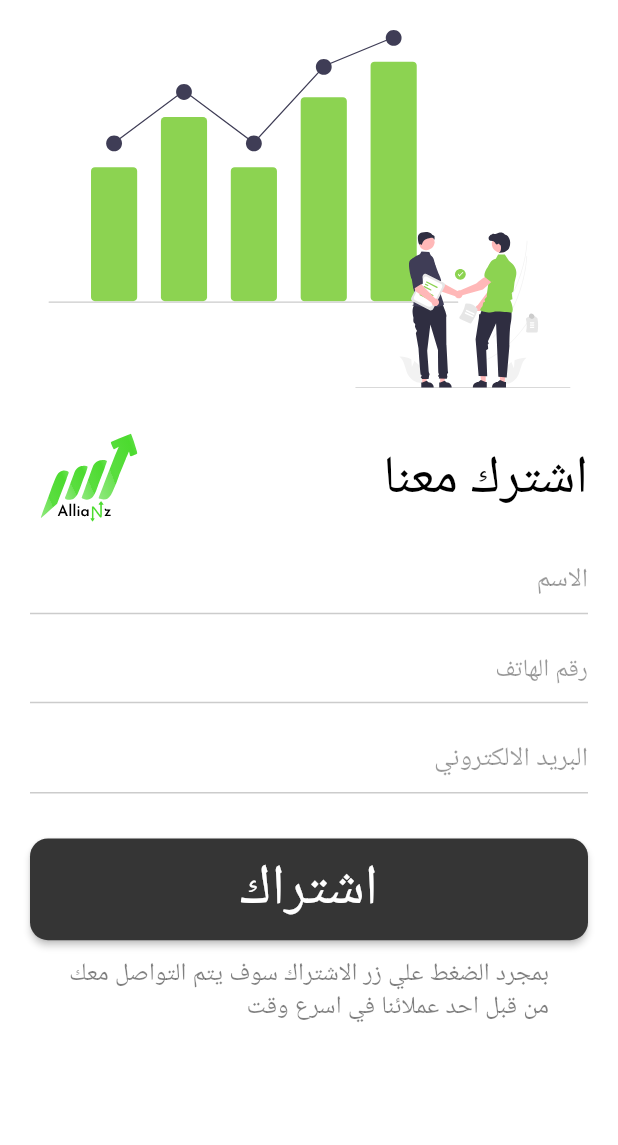
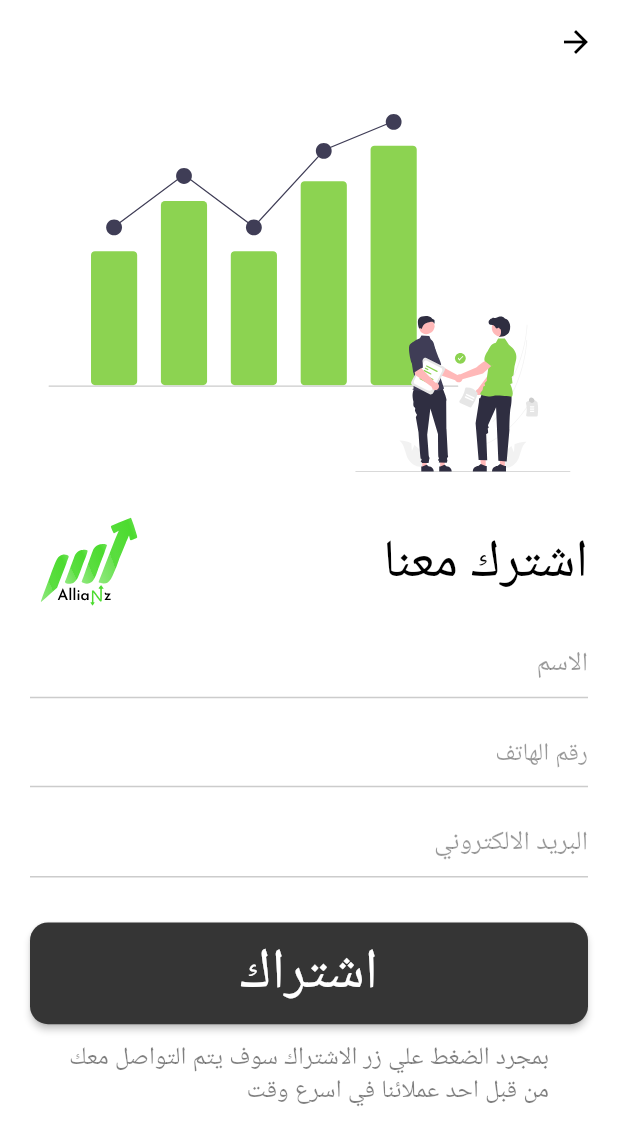
Before and after one commit to ahmedaadel/stock-market-app, a Flutter app: the TawsyatIntroScreen screen opened directly, after a tap on "اشترك معنا لتصلك توصياتنا", on a phone screen of 412 x 824 dp. Shown: the top 1145 px of the screen. Run offline on Flutter 3.47's test engine with Material 2 defaults, Android fonts, the phone set to English and light mode, and no system bars; our stand-ins replace bloc, cloud_firestore, conditional_builder_null_safety, curved_navigation_bar, dio, firebase_auth and 6 more; missing offline and left inert: text_divider; accounts and stored records are empty.

Commit message:
home layout adjusted with other screens

```diff
--- a/lib/modules/login_screen.dart
+++ b/lib/modules/login_screen.dart
@@ -32,7 +32,6 @@ class _LoginDraftScreenState extends State<LoginDraftScreen> {
           textDirection: TextDirection.rtl,
           child: Scaffold(
             appBar: AppBar(
-              title: Center(child: DefaultText(text:"AlliaNz",color: Colors.black,font_size:getAppSize(context, 22))),
             ),
             body:SingleChildScrollView(
               child: Padding(
--- a/lib/modules/subscribe_screen.dart
+++ b/lib/modules/subscribe_screen.dart
@@ -21,7 +21,7 @@ class SubscribeScreen extends StatelessWidget {
     return Directionality(
       textDirection: TextDirection.rtl,
       child: Scaffold(
-        resizeToAvoidBottomInset: true,
+        appBar: AppBar(),
 
         body: SingleChildScrollView(
           child: Padding(
--- a/lib/modules/tawsyat_intro_screen.dart
+++ b/lib/modules/tawsyat_intro_screen.dart
@@ -77,7 +77,7 @@ class TawsyatIntroScreen extends StatelessWidget {
                  font_size: 18,
                  onPressed: (){
 
-                   Navigator.pushReplacement(context,
+                   Navigator.push(context,
                        MaterialPageRoute(builder: (context) =>SubscribeScreen()));
                  }
              )
```
